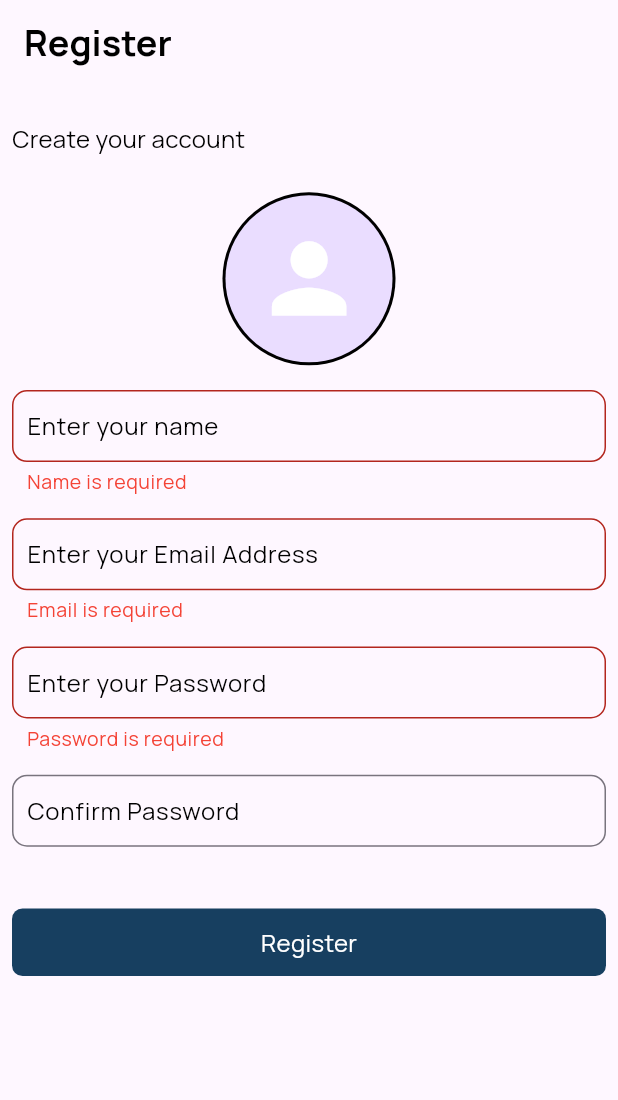
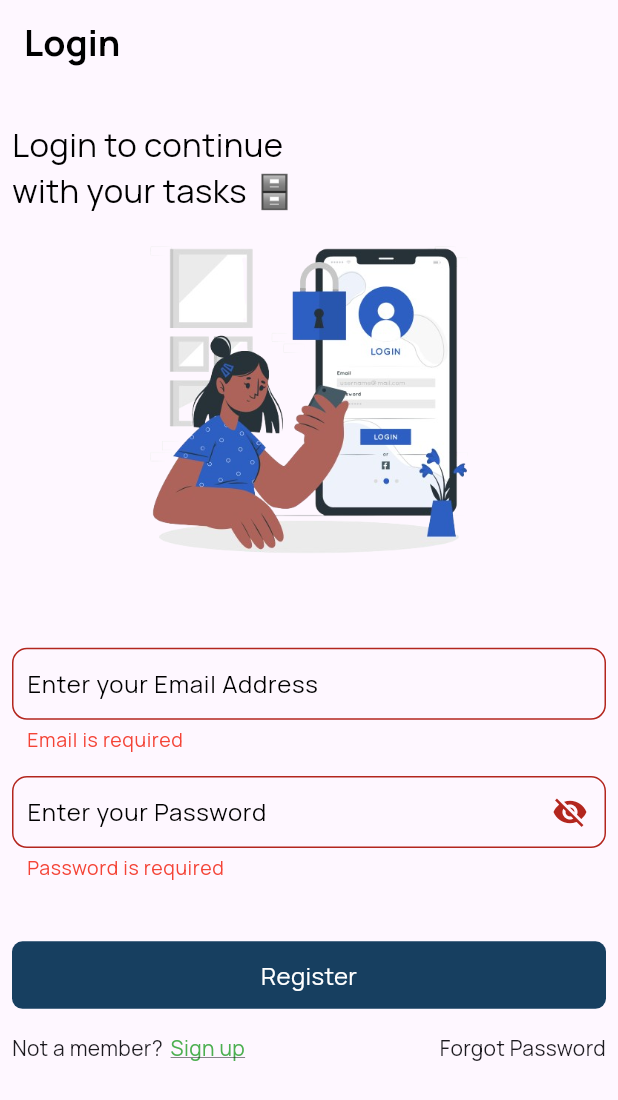
Before and after one commit to Meealley/task_groove, a Flutter app: the screen it shows after launch, after a tap on "Register", on a phone screen of 412 x 824 dp. Shown: the top 1100 px of the screen. Run offline on Flutter 3.47's test engine with Material 3 defaults, Android fonts, the phone set to English and light mode, and no system bars; our stand-ins replace bloc, cloud_firestore, equatable, firebase_auth, firebase_core, firebase_storage and 8 more; accounts and stored records are empty.

Commit message:
forgot password cubit

```diff
--- /dev/null
+++ b/lib/cubits/forgotpassword/forgotpassword_state.dart
@@ -0,0 +1,35 @@
+// ignore_for_file: public_member_api_docs, sort_constructors_first
+// import 'package:equatable/equatable.dart';
+
+part of 'forgotpassword_cubit.dart';
+
+class ForgotpasswordState extends Equatable {
+  final ForgotPasswordStatus forgotPasswordStatus;
+  final CustomError error;
+
+  const ForgotpasswordState(
+      {required this.forgotPasswordStatus, required this.error});
+
+  factory ForgotpasswordState.initial() {
+    return const ForgotpasswordState(
+      forgotPasswordStatus: ForgotPasswordStatus.initial,
+      error: CustomError(),
+    );
+  }
+
+  @override
+  List<Object> get props => [forgotPasswordStatus, error];
+
+  @override
+  bool get stringify => true;
+
+  ForgotpasswordState copyWith({
+    ForgotPasswordStatus? forgotPasswordStatus,
+    CustomError? error,
+  }) {
+    return ForgotpasswordState(
+      forgotPasswordStatus: forgotPasswordStatus ?? this.forgotPasswordStatus,
+      error: error ?? this.error,
+    );
+  }
+}
--- a/lib/cubits/signup/signup_cubit.dart
+++ b/lib/cubits/signup/signup_cubit.dart
@@ -1,16 +1,12 @@
 import 'dart:developer';
 import 'dart:io';
-
-// import 'package:bloc/bloc.dart';
 import 'package:flutter_bloc/flutter_bloc.dart';
-
 import 'package:equatable/equatable.dart';
 import 'package:flutter/material.dart';
 import 'package:go_router/go_router.dart';
 import 'package:task_groove/models/signup_status.dart';
 import 'package:task_groove/repository/auth_repository.dart';
 import 'package:task_groove/routes/pages.dart';
-// import 'package:task_groove/repository/image_services.dart';
 import 'package:task_groove/utils/custom_error.dart';
 import 'package:task_groove/utils/toast_message_services.dart';
 
@@ -82,7 +78,7 @@ class SignupCubit extends Cubit<SignupState> {
       );
       // Navigate to sign-up or login screen after successful sign-out
       context.go(
-        Pages.signup,
+        Pages.login,
       ); // Make sure 'Pages.signup' is the correct path for your login/signup page
 
       log("User logged out successfully");
--- a/lib/main.dart
+++ b/lib/main.dart
@@ -1,6 +1,8 @@
 import 'package:firebase_core/firebase_core.dart';
 import 'package:flutter/material.dart';
 import 'package:sizer/sizer.dart';
+import 'package:task_groove/cubits/forgotpassword/forgotpassword_cubit.dart';
+import 'package:task_groove/cubits/login/login_cubit.dart';
 import 'package:task_groove/cubits/signup/signup_cubit.dart';
 import 'package:task_groove/firebase_options.dart';
 import 'package:task_groove/repository/auth_repository.dart';
@@ -25,8 +27,19 @@ class MyApp extends StatelessWidget {
 
   @override
   Widget build(BuildContext context) {
-    return BlocProvider(
-      create: (context) => SignupCubit(authRepository: authRepository),
+    return MultiBlocProvider(
+      providers: [
+        BlocProvider<SignupCubit>(
+          create: (context) => SignupCubit(authRepository: authRepository),
+        ),
+        BlocProvider<LoginCubit>(
+          create: (context) => LoginCubit(authRepository: authRepository),
+        ),
+        BlocProvider<ForgotpasswordCubit>(
+          create: (context) =>
+              ForgotpasswordCubit(authRepository: authRepository),
+        ),
+      ],
       child: Sizer(
         builder: (context, _, __) {
           return MaterialApp.router(
--- /dev/null
+++ b/lib/models/forgot_password_status.dart
@@ -0,0 +1,6 @@
+enum ForgotPasswordStatus {
+  initial,
+  loading,
+  success,
+  error,
+}
--- /dev/null
+++ b/lib/presentation/auth/login_screen.dart
@@ -0,0 +1,224 @@
+import 'package:flutter/material.dart';
+// import 'package:flutter/widgets.dart';
+import 'package:go_router/go_router.dart';
+import 'package:sizer/sizer.dart';
+import 'package:task_groove/cubits/login/login_cubit.dart';
+
+import 'package:task_groove/models/login_status.dart';
+import 'package:task_groove/routes/pages.dart';
+
+// import 'package:task_groove/routes/pages.dart';
+import 'package:task_groove/theme/app_textstyle.dart';
+import 'package:task_groove/theme/appcolors.dart';
+import 'package:task_groove/utils/button.dart';
+import 'package:task_groove/utils/custom_textfield.dart';
+import 'package:flutter_bloc/flutter_bloc.dart';
+import 'package:task_groove/utils/error_dialog.dart';
+import 'package:validators/validators.dart';
+
+class LoginScreen extends StatefulWidget {
+  const LoginScreen({super.key});
+
+  @override
+  State<LoginScreen> createState() => _LoginScreenState();
+}
+
+class _LoginScreenState extends State<LoginScreen> {
+  final GlobalKey<FormState> _formKey = GlobalKey<FormState>();
+  AutovalidateMode _autovalidateMode = AutovalidateMode.disabled;
+  late TextEditingController _emailController, _passwordController;
+
+  String? _email, _password;
+  bool _obscureText = true;
+
+  @override
+  void initState() {
+    super.initState();
+    _emailController = TextEditingController();
+
+    _passwordController = TextEditingController();
+  }
+
+  @override
+  void dispose() {
+    _emailController.dispose();
+
+    _passwordController.dispose();
+
+    super.dispose();
+  }
+
+  void _submit() {
+    setState(() {
+      _autovalidateMode = AutovalidateMode.always;
+
+      final form = _formKey.currentState;
+
+      if (form == null || !form.validate()) return;
+
+      form.save();
+
+      print(' email: $_email, password: $_password');
+      context.read<LoginCubit>().login(
+            context: context,
+            email: _email!,
+            password: _password!,
+          );
+    });
+  }
+
+  @override
+  Widget build(BuildContext context) {
+    return BlocConsumer<LoginCubit, LoginState>(
+      listener: (context, state) {
+        if (state.loginStatus == LoginStatus.success) {
+          context.go('/home');
+        } else if (state.loginStatus == LoginStatus.error) {
+          errorDialog(context, state.error);
+        }
+      },
+      builder: (context, state) {
+        return Scaffold(
+          appBar: AppBar(
+            title: Text(
+              "Login",
+              style: AppTextStyles.headingBold,
+            ),
+          ),
+          body: GestureDetector(
+            onTap: () => FocusScope.of(context).unfocus(),
+            child: Padding(
+              padding: const EdgeInsets.all(8.0),
+              child: Column(
+                crossAxisAlignment: CrossAxisAlignment.start,
+                children: [
+                  SizedBox(height: 2.h),
+                  Text(
+                    "Login to continue \nwith your tasks 🗄️",
+                    style: AppTextStyles.bodyTextLg,
+                  ),
+                  Center(
+                    child: Image.asset(
+                      "assets/images/login.png",
+                      height: 30.h,
+                      fit: BoxFit.cover,
+                    ),
+                  ),
+                  SizedBox(height: 3.h),
+                  Form(
+                    key: _formKey,
+                    autovalidateMode: _autovalidateMode,
+                    child: ListView(
+                      shrinkWrap: true,
+                      children: [
+                        SizedBox(height: 2.h),
+                        CustomTextField(
+                          labelText: "Enter your Email Address",
+                          textInputType: TextInputType.name,
+                          textEditingController: _emailController,
+                          validator: (String? value) {
+                            if (value == null || value.trim().isEmpty) {
+                              return "Email is required";
+                            }
+                            if (!isEmail(value.trim())) {
+                              return "Enter a valid email address";
+                            }
+                            return null;
+                          },
+                          onSaved: (String? value) {
+                            _email = value;
+                          },
+                        ),
+                        SizedBox(height: 2.h),
+                        CustomTextField(
+                          labelText: "Enter your Password",
+                          textInputType: TextInputType.name,
+                          textEditingController: _passwordController,
+                          obscureText: _obscureText,
+                          suffixIcon: IconButton(
+                            icon: Icon(
+                              _obscureText
+                                  ? Icons.visibility_off
+                                  : Icons.visibility,
+                            ),
+                            onPressed: () {
+                              setState(() {
+                                _obscureText =
+                                    !_obscureText; // Toggle visibility
+                              });
+                            },
+                          ),
+                          validator: (String? value) {
+                            if (value == null || value.trim().isEmpty) {
+                              return "Password is required";
+                            }
+                            if (value.trim().length < 6) {
+                              return "Password must be at least 6 characters long";
+                            }
+                            return null;
+                          },
+                          onSaved: (String? value) {
+                            _password = value;
+                          },
+                        ),
+                        SizedBox(height: 5.h),
+                        ButtonPress(
+                          backgroundColor:
+                              state.loginStatus == LoginStatus.loading
+                                  ? AppColors.backgroundLoading
+                                  : AppColors.backgroundDark,
+                          onPressed: state.loginStatus == LoginStatus.loading
+                              ? null
+                              : _submit, // Handle form submission
+                          text: state.loginStatus == LoginStatus.loading
+                              ? "Loading..."
+                              : "Register",
+                        ),
+                        SizedBox(
+                          height: 2.h,
+                        ),
+                        Row(
+                          mainAxisAlignment: MainAxisAlignment.spaceBetween,
+                          children: [
+                            Row(
+                              mainAxisAlignment: MainAxisAlignment.center,
+                              children: [
+                                Text("Not a member?",
+                                    style: AppTextStyles.bodySmall),
+                                const SizedBox(width: 5),
+                                GestureDetector(
+                                  onTap: () {
+                                    state.loginStatus == LoginStatus.loading
+                                        ? null
+                                        : context.push(Pages.signup);
+                                  },
+                                  child: Text(
+                                    "Sign up",
+                                    style: AppTextStyles.bodySmallUnderline,
+                                  ),
+                                ),
+                              ],
+                            ),
+                            GestureDetector(
+                              onTap: () {
+                                context.push(Pages.forgotPassword);
+                              },
+                              child: Text(
+                                "Forgot Password",
+                                style: AppTextStyles.bodySmall,
+                              ),
+                            ),
+                          ],
+                        ),
+                      ],
+                    ),
+                  ),
+                ],
+              ),
+            ),
+          ),
+        );
+      },
+    );
+  }
+}
--- a/lib/routes/app_router.dart
+++ b/lib/routes/app_router.dart
@@ -1,12 +1,14 @@
 // import 'dart:js';
 
 import 'package:go_router/go_router.dart';
+import 'package:task_groove/presentation/auth/forgot_password_screen.dart';
+import 'package:task_groove/presentation/auth/login_screen.dart';
 import 'package:task_groove/presentation/auth/signup_screen.dart';
 import 'package:task_groove/presentation/home/home_screen.dart';
 import 'package:task_groove/routes/pages.dart';
 
 final GoRouter appRouter =
-    GoRouter(initialLocation: Pages.signup, routes: <RouteBase>[
+    GoRouter(initialLocation: Pages.login, routes: <RouteBase>[
   GoRoute(
     path: Pages.home,
     name: Pages.home,
@@ -21,11 +23,18 @@ final GoRouter appRouter =
       return const SignupScreen();
     },
   ),
-  // GoRoute(
-  //   path: Pages.home,
-  //   name: Pages.home,
-  //   builder: (context, state) {
-  //     return const HomeScreen();
-  //   },
-  // ),
+  GoRoute(
+    path: Pages.login,
+    name: Pages.login,
+    builder: (context, state) {
+      return const LoginScreen();
+    },
+  ),
+  GoRoute(
+    path: Pages.forgotPassword,
+    name: Pages.forgotPassword,
+    builder: (context, state) {
+      return const ForgotPasswordScreen();
+    },
+  ),
 ]);
--- a/lib/routes/pages.dart
+++ b/lib/routes/pages.dart
@@ -2,5 +2,6 @@ class Pages {
   static const initial = '/';
   static const home = '/home';
   static const signup = '/signup';
-  static const signin = '/signin';
+  static const login = '/login';
+  static const forgotPassword = '/forgot-password';
 }
--- a/lib/theme/app_textstyle.dart
+++ b/lib/theme/app_textstyle.dart
@@ -24,6 +24,12 @@ class AppTextStyles {
       color: Colors.black,
     ),
   );
+  static final TextStyle bodyTextLg = GoogleFonts.manrope(
+    textStyle: const TextStyle(
+      fontSize: 22,
+      color: Colors.black,
+    ),
+  );
   static final TextStyle bodyTextBold = GoogleFonts.manrope(
     textStyle: const TextStyle(
       fontSize: 16,
@@ -41,6 +47,13 @@ class AppTextStyles {
       color: Colors.red,
     ),
   );
+  static final TextStyle bodySmallUnderline = GoogleFonts.manrope(
+    textStyle: const TextStyle(
+      fontSize: 14,
+      color: AppColors.primary,
+      decoration: TextDecoration.underline,
+    ),
+  );
   static final TextStyle buttonTextWhite = GoogleFonts.manrope(
     textStyle: const TextStyle(fontSize: 16, color: AppColors.textWhite),
   );
--- a/lib/utils/custom_textfield.dart
+++ b/lib/utils/custom_textfield.dart
@@ -1,6 +1,4 @@
-// ignore_for_file: public_member_api_docs, sort_constructors_first
 import 'package:flutter/material.dart';
-
 import 'package:task_groove/theme/app_textstyle.dart';
 import 'package:task_groove/theme/appcolors.dart';
 
@@ -8,10 +6,12 @@ class CustomTextField extends StatelessWidget {
   final String? labelText;
   final String? Function(String?)? validator;
   final void Function(String?)? onSaved;
-  final bool obscureText;
   final String? errorText;
   final TextInputType textInputType;
   final TextEditingController textEditingController;
+  final bool obscureText; // Add this for password visibility control
+  final Widget? suffixIcon; // Add this for the visibility toggle button
+
   const CustomTextField({
     super.key,
     this.labelText,
@@ -20,7 +20,8 @@ class CustomTextField extends StatelessWidget {
     this.errorText,
     required this.textInputType,
     required this.textEditingController,
-    this.obscureText = false,
+    this.obscureText = false, // Default value is false for non-password fields
+    this.suffixIcon, // Optional, used for visibility toggle
   });
 
   @override
@@ -28,11 +29,12 @@ class CustomTextField extends StatelessWidget {
     return TextFormField(
       keyboardType: textInputType,
       controller: textEditingController,
-      style: obscureText ? AppTextStyles.heading : AppTextStyles.bodySmall,
+      style:
+          obscureText ? const TextStyle(fontSize: 27) : AppTextStyles.bodySmall,
       validator: validator,
       onSaved: onSaved,
+      obscureText: obscureText, // Use the passed obscureText value
       cursorHeight: 23,
-      obscureText: obscureText,
       decoration: InputDecoration(
         errorText: errorText,
         errorStyle: AppTextStyles.errorTextMessage,
@@ -45,9 +47,7 @@ class CustomTextField extends StatelessWidget {
         ),
         border: const OutlineInputBorder(
           borderRadius: BorderRadius.all(
-            Radius.circular(
-              10,
-            ),
+            Radius.circular(10),
           ),
           borderSide: BorderSide(
             color: AppColors.backgroundDark,
@@ -55,14 +55,13 @@ class CustomTextField extends StatelessWidget {
         ),
         focusedBorder: const OutlineInputBorder(
           borderRadius: BorderRadius.all(
-            Radius.circular(
-              10,
-            ),
+            Radius.circular(10),
           ),
           borderSide: BorderSide(
             color: AppColors.backgroundDark,
           ),
         ),
+        suffixIcon: suffixIcon, // Set the suffix icon for toggling visibility
       ),
     );
   }
--- a/pubspec.yaml
+++ b/pubspec.yaml
@@ -74,8 +74,8 @@ flutter:
   uses-material-design: true
 
   # To add assets to your application, add an assets section, like this:
-  # assets:
-  #   - images/a_dot_burr.jpeg
+  assets:
+    - assets/images/
   #   - images/a_dot_ham.jpeg
 
   # An image asset can refer to one or more resolution-specific "variants", see
```
Also changed, not shown: lib/cubits/forgotpassword/forgotpassword_cubit.dart (added, +53 -0 lines), lib/presentation/auth/forgot_password_screen.dart (added, +146 -0 lines), lib/repository/auth_repository.dart (+16 -1 lines), assets/images/forgot_password.png (added), assets/images/login.png (added), lib/presentation/auth/signin_screen.dart (deleted).
